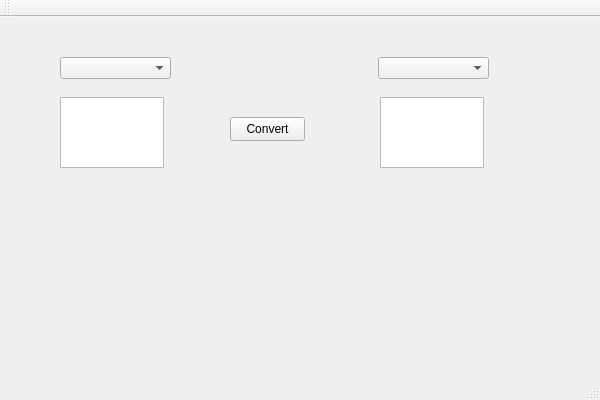
Qt form QtWebTools.ui (Iwctwbh/QtWebTools) before a commit.
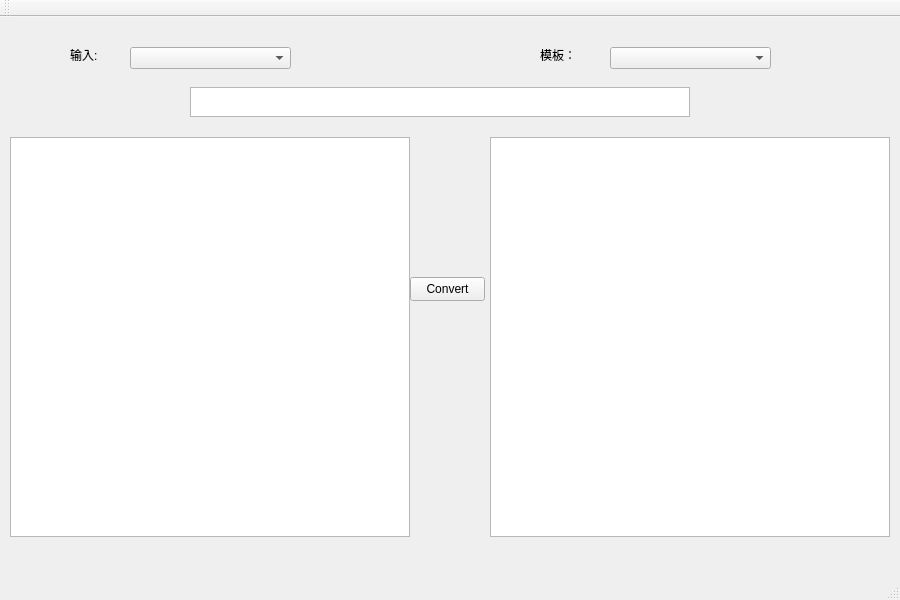
The same form after that commit.

The edit to the form file:
```diff
--- a/QtWebTools.ui
+++ b/QtWebTools.ui
@@ -6,8 +6,8 @@
    <rect>
     <x>0</x>
     <y>0</y>
-    <width>600</width>
-    <height>400</height>
+    <width>900</width>
+    <height>600</height>
    </rect>
   </property>
   <property name="windowTitle">
@@ -17,9 +17,9 @@
    <widget class="QComboBox" name="comboBox">
     <property name="geometry">
      <rect>
-      <x>60</x>
-      <y>40</y>
-      <width>111</width>
+      <x>130</x>
+      <y>30</y>
+      <width>161</width>
       <height>22</height>
      </rect>
     </property>
@@ -27,9 +27,9 @@
    <widget class="QComboBox" name="comboBox_2">
     <property name="geometry">
      <rect>
-      <x>378</x>
-      <y>40</y>
-      <width>111</width>
+      <x>610</x>
+      <y>30</y>
+      <width>161</width>
       <height>22</height>
      </rect>
     </property>
@@ -37,28 +37,28 @@
    <widget class="QTextEdit" name="textEdit">
     <property name="geometry">
      <rect>
-      <x>60</x>
-      <y>80</y>
-      <width>104</width>
-      <height>71</height>
+      <x>10</x>
+      <y>120</y>
+      <width>400</width>
+      <height>400</height>
      </rect>
     </property>
    </widget>
    <widget class="QTextEdit" name="textEdit_2">
     <property name="geometry">
      <rect>
-      <x>380</x>
-      <y>80</y>
-      <width>104</width>
-      <height>71</height>
+      <x>490</x>
+      <y>120</y>
+      <width>400</width>
+      <height>400</height>
      </rect>
     </property>
    </widget>
    <widget class="QPushButton" name="pushButton">
     <property name="geometry">
      <rect>
-      <x>230</x>
-      <y>100</y>
+      <x>410</x>
+      <y>260</y>
       <width>75</width>
       <height>24</height>
      </rect>
@@ -67,6 +67,42 @@
      <string>Convert</string>
     </property>
    </widget>
+   <widget class="QLabel" name="label">
+    <property name="geometry">
+     <rect>
+      <x>70</x>
+      <y>30</y>
+      <width>53</width>
+      <height>16</height>
+     </rect>
+    </property>
+    <property name="text">
+     <string>输入:</string>
+    </property>
+   </widget>
+   <widget class="QLabel" name="label_2">
+    <property name="geometry">
+     <rect>
+      <x>540</x>
+      <y>30</y>
+      <width>53</width>
+      <height>16</height>
+     </rect>
+    </property>
+    <property name="text">
+     <string>模板：</string>
+    </property>
+   </widget>
+   <widget class="QTextEdit" name="textEdit_3">
+    <property name="geometry">
+     <rect>
+      <x>190</x>
+      <y>70</y>
+      <width>500</width>
+      <height>30</height>
+     </rect>
+    </property>
+   </widget>
   </widget>
   <widget class="QMenuBar" name="menuBar">
    <property name="geometry">
```
Left out of the diff: 2 changed lines with no effect on the pictures.
